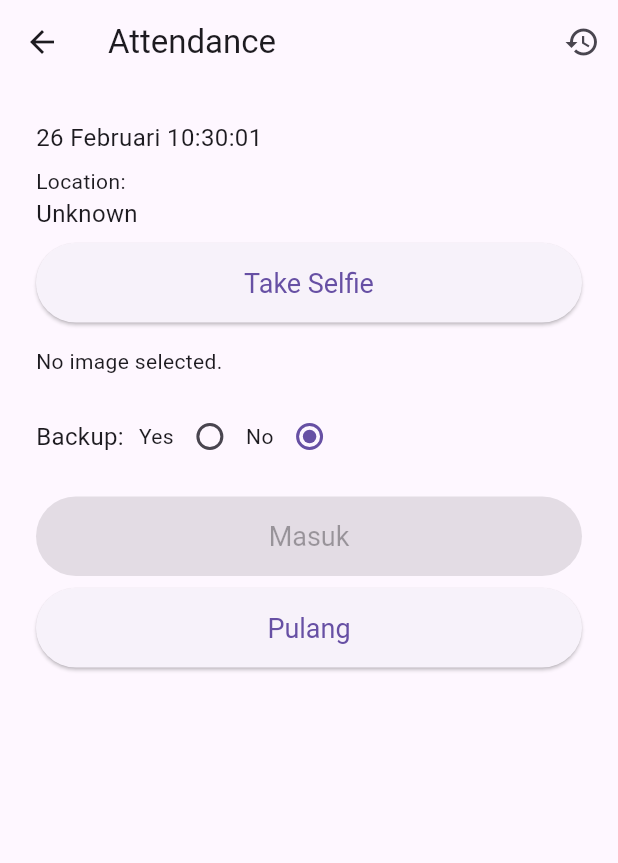
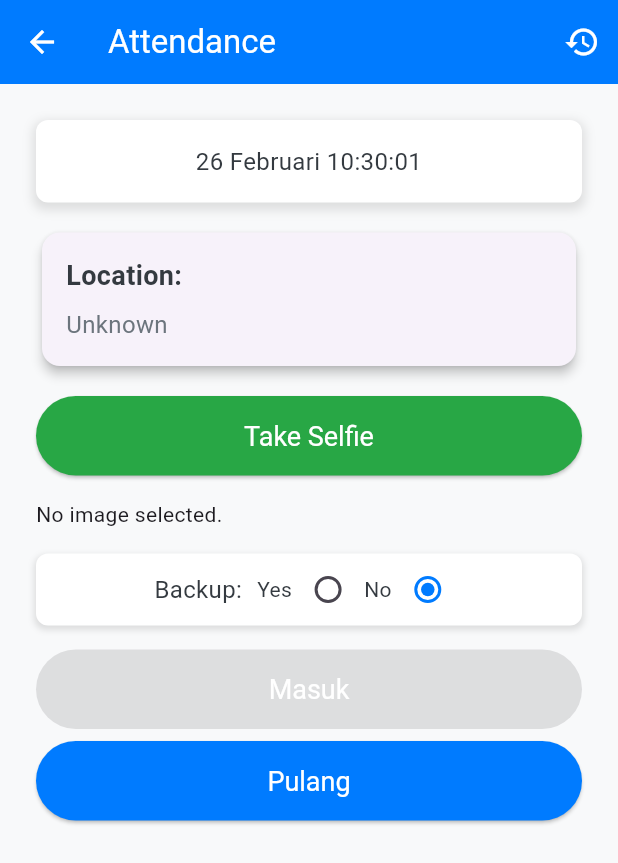
Before and after one commit to rifkisururi/hrms, a Flutter app: the AttendancePage screen opened directly, on a phone screen of 412 x 824 dp. Shown: the top 863 px of the screen. Run offline on Flutter 3.47's test engine with Material 3 defaults, Android fonts, the phone set to English and light mode, and no system bars; our stand-ins replace animate_do, geolocator, image_picker, shared_preferences, supabase_flutter; accounts and stored records are empty.

Commit message:
percantik page attendance

```diff
--- a/lib/attendance/attendance_page.dart
+++ b/lib/attendance/attendance_page.dart
@@ -54,10 +54,12 @@ class _AttendancePageState extends State<AttendancePage> {
   Widget build(BuildContext context) {
     return Scaffold(
       appBar: AppBar(
-        title: const Text('Attendance'),
+        backgroundColor: Color(AppColors.primaryColor),
+        title: const Text('Attendance', style: TextStyle(color: Colors.white)),
+        iconTheme: const IconThemeData(color: Colors.white),
         actions: [
           IconButton(
-            icon: const Icon(Icons.history),
+            icon: const Icon(Icons.history, color: Colors.white),
             onPressed: () {
               Navigator.push(
                 context,
@@ -69,12 +71,27 @@ class _AttendancePageState extends State<AttendancePage> {
           ),
         ],
       ),
+      backgroundColor: Color(AppColors.backgroundColor),
       body: SingleChildScrollView(
         padding: const EdgeInsets.all(24.0),
         child: Column(
           crossAxisAlignment: CrossAxisAlignment.stretch,
           children: [
-            StreamBuilder(
+            Container(
+              padding: const EdgeInsets.all(16.0),
+              decoration: BoxDecoration(
+                color: Colors.white,
+                borderRadius: BorderRadius.circular(8.0),
+                boxShadow: [
+                  BoxShadow(
+                    color: Colors.grey.withOpacity(0.3),
+                    spreadRadius: 2,
+                    blurRadius: 5,
+                    offset: const Offset(0, 3),
+                  ),
+                ],
+              ),
+              child: StreamBuilder(
                 stream: Stream.periodic(
                   const Duration(seconds: 1),
                   (_) => DateTime.now(),
@@ -83,27 +100,58 @@ class _AttendancePageState extends State<AttendancePage> {
                   DateTime currentTime = snapshot.data ?? DateTime.now();
                   return Text(
                     '${currentTime.day} ${getMonthName(currentTime.month)} ${currentTime.hour}:${currentTime.minute.toString().padLeft(2, '0')}:${currentTime.second.toString().padLeft(2, '0')}',
-                  style: const TextStyle(fontSize: 16),
+                    style: TextStyle(
+                      fontSize: 16,
+                      color: Color(AppColors.textColor),
+                    ),
+                    textAlign: TextAlign.center,
                   );
                 },
               ),
+            ),
+            const SizedBox(height: 16),
+            Card(
+              elevation: 3,
+              child: Padding(
+                padding: const EdgeInsets.all(16.0),
+                child: Column(
+                  crossAxisAlignment: CrossAxisAlignment.start,
+                  children: [
+                    Text(
+                      'Location:',
+                      style: TextStyle(
+                        fontSize: 18,
+                        fontWeight: FontWeight.bold,
+                        color: Color(AppColors.textColor),
+                      ),
+                    ),
                     const SizedBox(height: 8),
-            const Text('Location:'),
                     Text(
                       '${_attendancePageState.location}',
-              style: const TextStyle(fontSize: 16),
+                      style: TextStyle(
+                        fontSize: 16,
+                        color: Color(AppColors.secondaryColor),
                       ),
-            const SizedBox(height: 8),
+                    ),
+                  ],
+                ),
+              ),
+            ),
+            const SizedBox(height: 16),
             ElevatedButton(
               onPressed:
                   _attendancePageState.image == null ? _takePicture : null,
-              child: const Text('Take Selfie'),
               style: ElevatedButton.styleFrom(
+                backgroundColor: Color(AppColors.accentColor),
                 padding: const EdgeInsets.symmetric(
                   horizontal: 32,
                   vertical: 16,
                 ),
                 textStyle: const TextStyle(fontSize: 18),
+              ),
+              child: const Text(
+                'Take Selfie',
+                style: TextStyle(color: Colors.white),
               ),
             ),
             const SizedBox(height: 16),
@@ -111,11 +159,35 @@ class _AttendancePageState extends State<AttendancePage> {
                 ? const Text('No image selected.')
                 : Image.file(_attendancePageState.image!),
             const SizedBox(height: 16),
-            Row(
+            Container(
+              padding: const EdgeInsets.symmetric(horizontal: 12.0),
+              decoration: BoxDecoration(
+                color: Colors.white,
+                borderRadius: BorderRadius.circular(8.0),
+                boxShadow: [
+                  BoxShadow(
+                    color: Colors.grey.withOpacity(0.3),
+                    spreadRadius: 1,
+                    blurRadius: 3,
+                    offset: const Offset(0, 2),
+                  ),
+                ],
+              ),
+              child: Row(
+                mainAxisAlignment: MainAxisAlignment.center,
                 children: [
-                const Text('Backup:', style: TextStyle(fontSize: 16)),
+                  Text(
+                    'Backup:',
+                    style: TextStyle(
+                      fontSize: 16,
+                      color: Color(AppColors.textColor),
+                    ),
+                  ),
                   const SizedBox(width: 10),
-                const Text('Yes'),
+                  Text(
+                    'Yes',
+                    style: TextStyle(color: Color(AppColors.textColor)),
+                  ),
                   Radio<bool>(
                     value: true,
                     groupValue: _attendancePageState.backup,
@@ -124,8 +196,12 @@ class _AttendancePageState extends State<AttendancePage> {
                         _attendancePageState.backup = value!;
                       });
                     },
+                    activeColor: Color(AppColors.primaryColor),
                   ),
-                const Text('No'),
+                  Text(
+                    'No',
+                    style: TextStyle(color: Color(AppColors.textColor)),
+                  ),
                   Radio<bool>(
                     value: false,
                     groupValue: _attendancePageState.backup,
@@ -134,8 +210,10 @@ class _AttendancePageState extends State<AttendancePage> {
                         _attendancePageState.backup = value!;
                       });
                     },
+                    activeColor: const Color(AppColors.primaryColor),
                   ),
                 ],
+              ),
             ),
             const SizedBox(height: 16),
             ElevatedButton(
@@ -143,14 +221,15 @@ class _AttendancePageState extends State<AttendancePage> {
                   _attendancePageState.hasCheckedIn
                       ? null
                       : () => _submitAttendance('Masuk'),
-              child: const Text('Masuk'),
               style: ElevatedButton.styleFrom(
+                backgroundColor: Color(AppColors.primaryColor),
                 padding: const EdgeInsets.symmetric(
                   horizontal: 32,
                   vertical: 16,
                 ),
                 textStyle: const TextStyle(fontSize: 18),
               ),
+              child: const Text('Masuk', style: TextStyle(color: Colors.white)),
             ),
             const SizedBox(height: 8),
             ElevatedButton(
@@ -158,13 +237,17 @@ class _AttendancePageState extends State<AttendancePage> {
                   !_attendancePageState.hasCheckedIn
                       ? null
                       : () => _submitAttendance('Pulang'),
-              child: const Text('Pulang'),
               style: ElevatedButton.styleFrom(
+                backgroundColor: Color(AppColors.primaryColor),
                 padding: const EdgeInsets.symmetric(
                   horizontal: 32,
                   vertical: 16,
                 ),
                 textStyle: const TextStyle(fontSize: 18),
+              ),
+              child: const Text(
+                'Pulang',
+                style: TextStyle(color: Colors.white),
               ),
             ),
           ],
```
Lines whose indentation alone changed are shown as unchanged.
